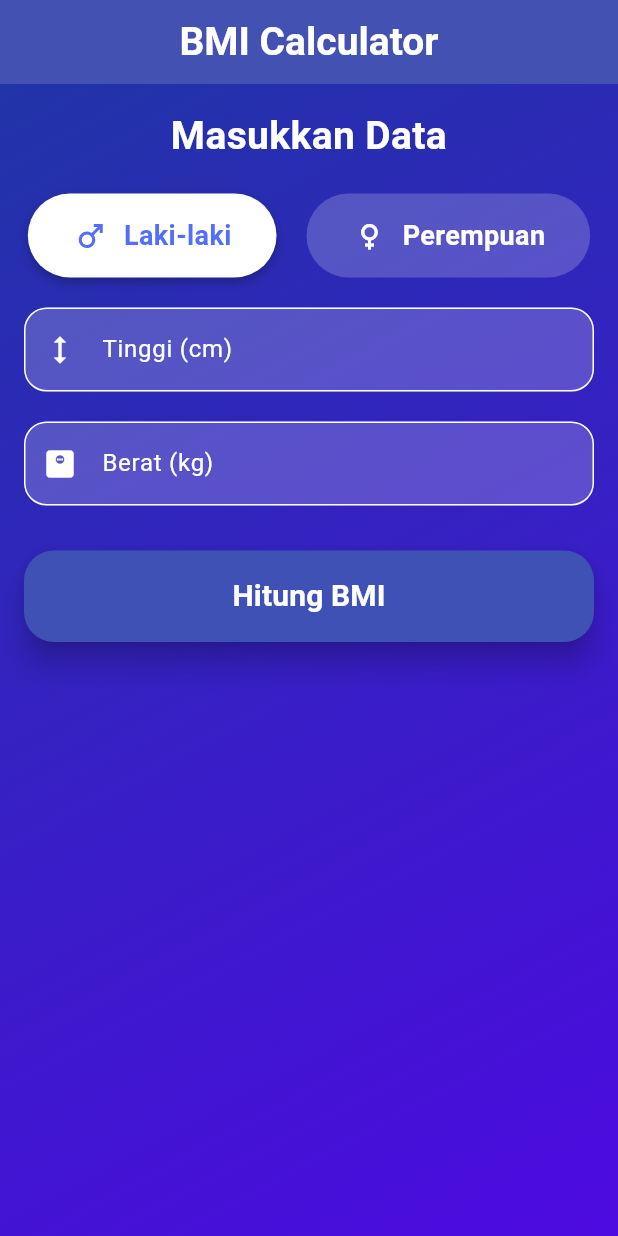
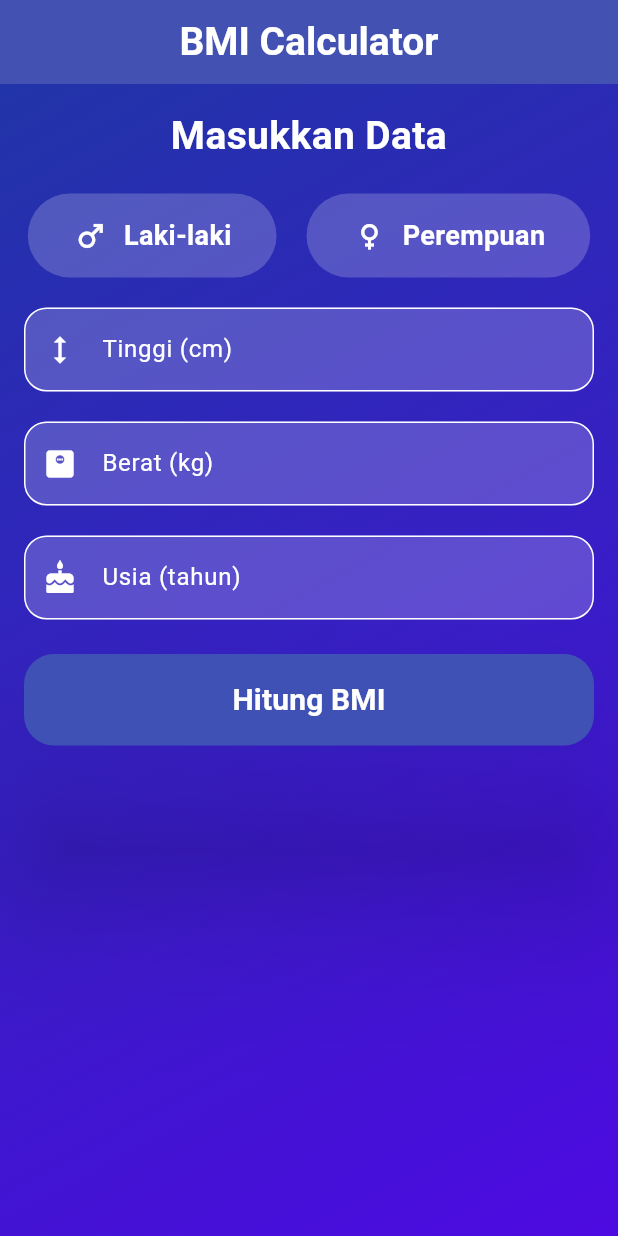
Before and after one commit to rougaax/BMI-Calculator, a Flutter app: the screen it shows after launch, after a tap on "Hitung BMI", on a phone screen of 412 x 824 dp. Run offline on Flutter 3.47's test engine with Material 3 defaults, Android fonts, the phone set to English and light mode, and no system bars.

```diff
--- a/lib/main.dart
+++ b/lib/main.dart
@@ -29,15 +29,18 @@ class BMIScreen extends StatefulWidget {
 class _BMIScreenState extends State<BMIScreen> {
   final TextEditingController heightController = TextEditingController();
   final TextEditingController weightController = TextEditingController();
+  final TextEditingController ageController = TextEditingController();
 
   double? bmi;
   String category = "";
-  String gender = "Laki-laki";
+  String gender = "";
+  int? age;
 
   void calculateBMI() {
     if (heightController.text.isNotEmpty && weightController.text.isNotEmpty) {
       double height = double.parse(heightController.text) / 100;
       double weight = double.parse(weightController.text);
+      age = int.parse(ageController.text);
 
       bmi = weight / pow(height, 2);
 
@@ -106,7 +109,15 @@ class _BMIScreenState extends State<BMIScreen> {
               label: "Berat (kg)",
               icon: Icons.monitor_weight,
             ),
-            const SizedBox(height: 30),
+            const SizedBox(height: 20),
+            _buildInputFields(
+              controller: ageController,
+              label: "Usia (tahun)",
+              icon: Icons.cake,
+            ),
+            const SizedBox(height: 8),
+
+            const SizedBox(height: 15),
             ElevatedButton(
               onPressed: calculateBMI,
               style: ElevatedButton.styleFrom(
@@ -115,7 +126,7 @@ class _BMIScreenState extends State<BMIScreen> {
                 shape: RoundedRectangleBorder(
                   borderRadius: BorderRadius.circular(20),
                 ),
-                elevation: 8,
+                elevation: 50,
               ),
               child: const Text(
                 "Hitung BMI",
@@ -125,7 +136,7 @@ class _BMIScreenState extends State<BMIScreen> {
                     color: Colors.white),
               ),
             ),
-            const SizedBox(height: 25),
+            const SizedBox(height: 20),
             if (bmi != null) _buildResultCard(),
           ],
         ),
@@ -229,6 +240,15 @@ class _BMIScreenState extends State<BMIScreen> {
                   fontWeight: FontWeight.bold,
                   color: Colors.black),
             ),
+            const SizedBox(height: 10),
+            Text(
+              "Usia: ${ageController.text} tahun",
+              style: const TextStyle(
+                fontSize: 20,
+                fontWeight: FontWeight.bold,
+                color: Colors.black,
+              ),
+            ),
           ],
         ),
       ),
```
